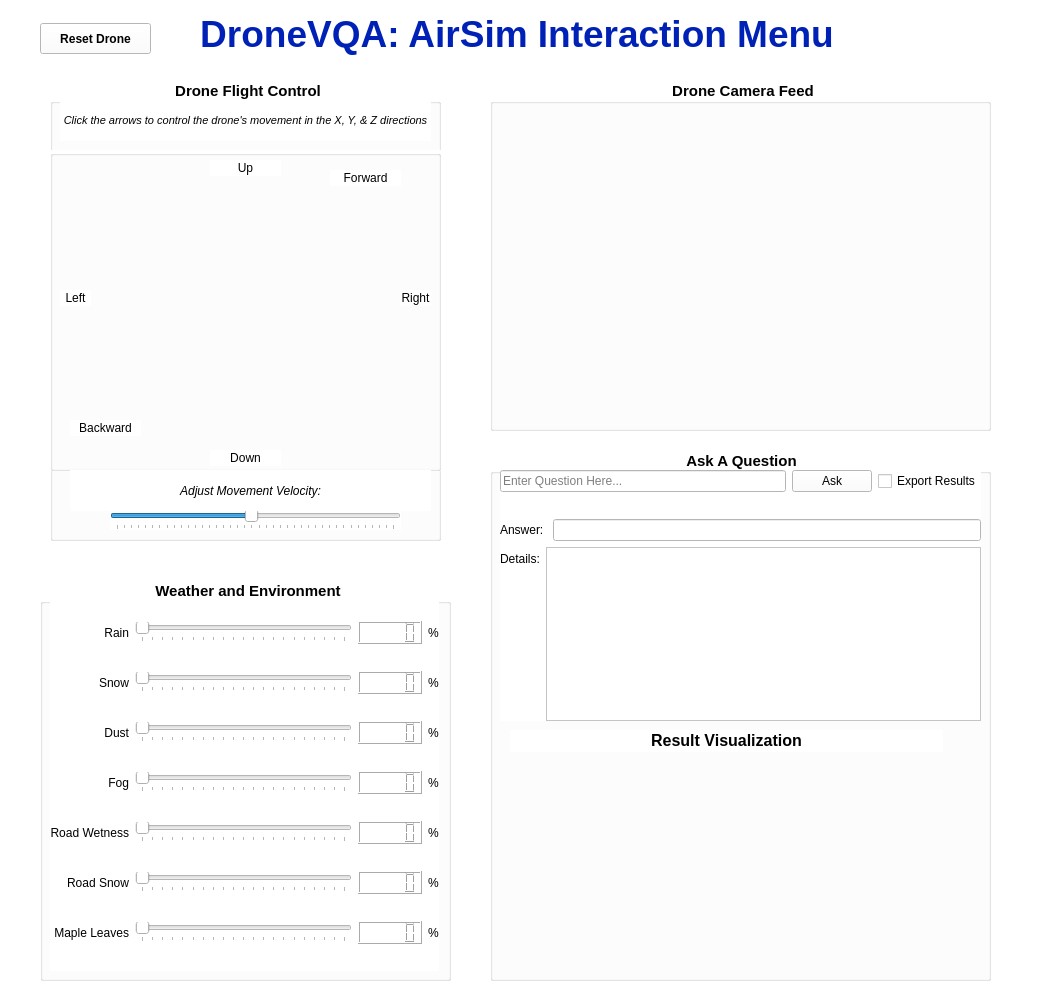
Qt form Application/Bin/VQAInteractionScreen.ui (jenniferolenchak/DroneVQA) before a commit.
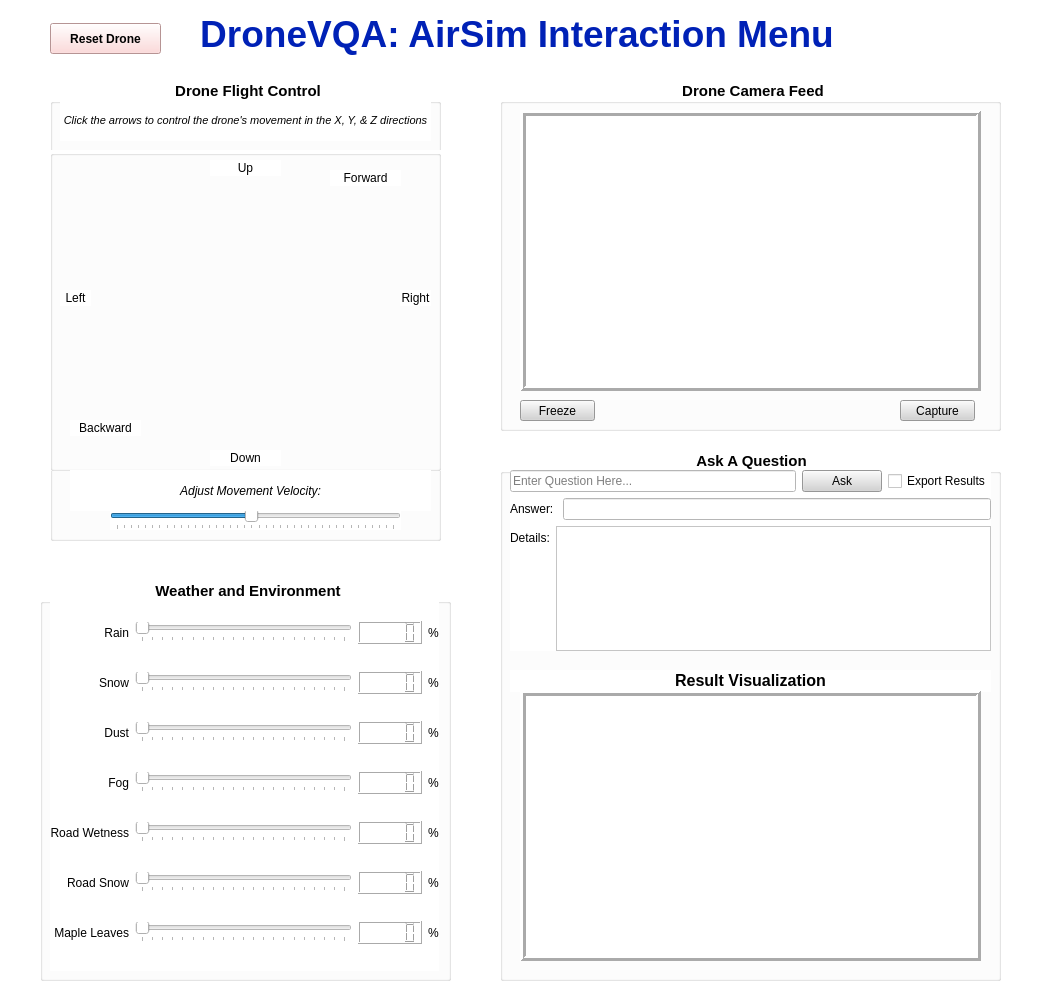
The same form after that commit. Icons and pictures are not drawn.

Commit message: Add additional template VQA GUI components w/ proper names

What changed in the file:
```diff
--- a/Application/Bin/VQAInteractionScreen.ui
+++ b/Application/Bin/VQAInteractionScreen.ui
@@ -41,7 +41,7 @@
   <widget class="QPushButton" name="button_ResetDrone">
    <property name="geometry">
     <rect>
-     <x>40</x>
+     <x>50</x>
      <y>23</y>
      <width>111</width>
      <height>31</height>
@@ -52,6 +52,9 @@
      <bold>true</bold>
     </font>
    </property>
+   <property name="styleSheet">
+    <string notr="true">background-color: rgb(255, 207, 207)</string>
+   </property>
    <property name="text">
     <string>Reset Drone</string>
    </property>
@@ -769,7 +772,7 @@
   <widget class="QGroupBox" name="groupBox">
    <property name="geometry">
     <rect>
-     <x>490</x>
+     <x>500</x>
      <y>80</y>
      <width>501</width>
      <height>351</height>
@@ -790,11 +793,65 @@
    <property name="alignment">
     <set>Qt::AlignCenter</set>
    </property>
+   <widget class="QFrame" name="frame_DroneCameraFeed">
+    <property name="geometry">
+     <rect>
+      <x>20</x>
+      <y>30</y>
+      <width>461</width>
+      <height>281</height>
+     </rect>
+    </property>
+    <property name="frameShape">
+     <enum>QFrame::Box</enum>
+    </property>
+    <property name="frameShadow">
+     <enum>QFrame::Raised</enum>
+    </property>
+    <property name="lineWidth">
+     <number>3</number>
+    </property>
+   </widget>
+   <widget class="QPushButton" name="pushButton_FreezeFeed">
+    <property name="geometry">
+     <rect>
+      <x>20</x>
+      <y>320</y>
+      <width>75</width>
+      <height>21</height>
+     </rect>
+    </property>
+    <property name="styleSheet">
+     <string notr="true">background-color: lightgrey;</string>
+    </property>
+    <property name="text">
+     <string>Freeze</string>
+    </property>
+    <property name="icon">
+     <iconset theme="media-playback-pause"/>
+    </property>
+   </widget>
+   <widget class="QPushButton" name="pushButton_Capture">
+    <property name="geometry">
+     <rect>
+      <x>400</x>
+      <y>320</y>
+      <width>75</width>
+      <height>21</height>
+     </rect>
+    </property>
+    <property name="styleSheet">
+     <string notr="true">background-color: lightgrey;</string>
+    </property>
+    <property name="text">
+     <string>Capture</string>
+    </property>
+   </widget>
   </widget>
   <widget class="QGroupBox" name="groupBox_2">
    <property name="geometry">
     <rect>
-     <x>490</x>
+     <x>500</x>
      <y>450</y>
      <width>501</width>
      <height>531</height>
@@ -824,21 +881,33 @@
       <x>10</x>
       <y>20</y>
       <width>481</width>
-      <height>251</height>
+      <height>181</height>
      </rect>
     </property>
     <layout class="QVBoxLayout" name="verticalLayout_5">
      <item>
       <layout class="QHBoxLayout" name="horizontalLayout_2">
        <item>
-        <widget class="QLineEdit" name="lineEdit">
+        <widget class="QLineEdit" name="lineEdit_UserQuestion">
+         <property name="autoFillBackground">
+          <bool>false</bool>
+         </property>
+         <property name="styleSheet">
+          <string notr="true"/>
+         </property>
+         <property name="frame">
+          <bool>true</bool>
+         </property>
          <property name="placeholderText">
           <string>Enter Question Here...</string>
          </property>
         </widget>
        </item>
        <item>
-        <widget class="QPushButton" name="pushButton_6">
+        <widget class="QPushButton" name="pushButton_Ask">
+         <property name="styleSheet">
+          <string notr="true">background-color: lightgrey;</string>
+         </property>
          <property name="text">
           <string>Ask</string>
          </property>
@@ -876,7 +945,11 @@
         </widget>
        </item>
        <item>
-        <widget class="QLineEdit" name="lineEdit_2"/>
+        <widget class="QLineEdit" name="lineEdit_Answer">
+         <property name="readOnly">
+          <bool>true</bool>
+         </property>
+        </widget>
        </item>
       </layout>
      </item>
@@ -899,9 +972,9 @@
    <widget class="QLabel" name="label_16">
     <property name="geometry">
      <rect>
-      <x>20</x>
-      <y>280</y>
-      <width>433</width>
+      <x>10</x>
+      <y>220</y>
+      <width>481</width>
       <height>22</height>
      </rect>
     </property>
@@ -912,6 +985,25 @@
      <set>Qt::AlignCenter</set>
     </property>
    </widget>
+   <widget class="QFrame" name="frame_ResultVisualization">
+    <property name="geometry">
+     <rect>
+      <x>20</x>
+      <y>240</y>
+      <width>461</width>
+      <height>271</height>
+     </rect>
+    </property>
+    <property name="frameShape">
+     <enum>QFrame::Box</enum>
+    </property>
+    <property name="frameShadow">
+     <enum>QFrame::Raised</enum>
+    </property>
+    <property name="lineWidth">
+     <number>3</number>
+    </property>
+   </widget>
   </widget>
  </widget>
  <resources/>
```
Left out of the diff: 37 changed lines with no effect on the pictures. The commit also changes 1 other file.
